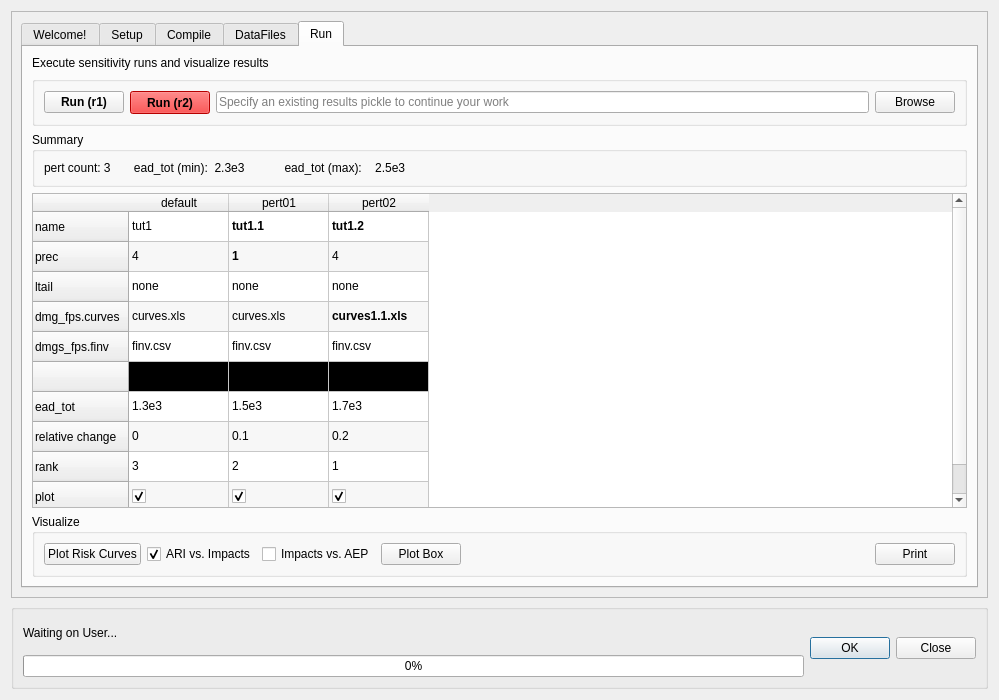
Above: canflood/sensi/sensi.ui from NRCan/CanFlood before the change. Below: the same form after it.
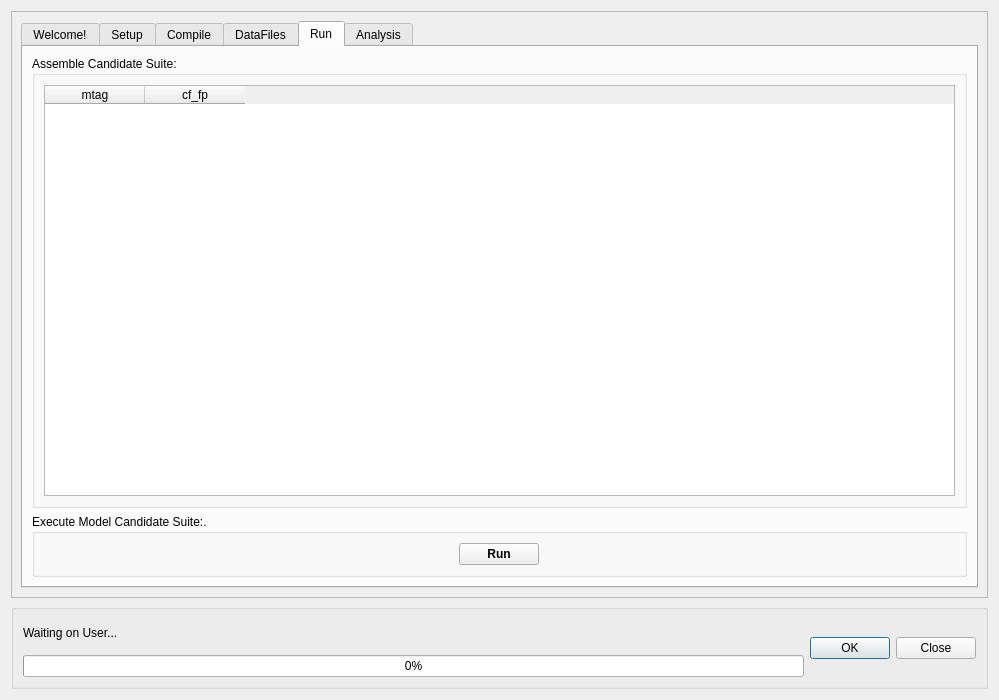
That is the form after the change. The open tabs and pages were chosen to show the change. Icons and pictures are not drawn.

The edit to the form file:
```diff
--- a/canflood/sensi/sensi.ui
+++ b/canflood/sensi/sensi.ui
@@ -1423,11 +1423,78 @@
           <attribute name="title">
            <string>Run</string>
           </attribute>
+          <layout class="QVBoxLayout" name="verticalLayout_13">
+           <item>
+            <widget class="QGroupBox" name="groupBox">
+             <property name="title">
+              <string>Assemble Candidate Suite:</string>
+             </property>
+             <layout class="QVBoxLayout" name="verticalLayout_14">
+              <item>
+               <widget class="QTableWidget" name="tableWidget_R">
+                <property name="sizeAdjustPolicy">
+                 <enum>QAbstractScrollArea::AdjustToContents</enum>
+                </property>
+                <column>
+                 <property name="text">
+                  <string>mtag</string>
+                 </property>
+                </column>
+                <column>
+                 <property name="text">
+                  <string>cf_fp</string>
+                 </property>
+                </column>
+               </widget>
+              </item>
+             </layout>
+            </widget>
+           </item>
+           <item>
+            <widget class="QGroupBox" name="groupBox_9">
+             <property name="sizePolicy">
+              <sizepolicy hsizetype="Expanding" vsizetype="Preferred">
+               <horstretch>0</horstretch>
+               <verstretch>0</verstretch>
+              </sizepolicy>
+             </property>
+             <property name="title">
+              <string>Execute Model Candidate Suite:.</string>
+             </property>
+             <layout class="QVBoxLayout" name="verticalLayout_9">
+              <item alignment="Qt::AlignHCenter">
+               <widget class="QPushButton" name="pushButton_R_run">
+                <property name="maximumSize">
+                 <size>
+                  <width>150</width>
+                  <height>16777215</height>
+                 </size>
+                </property>
+                <property name="font">
+                 <font>
+                  <weight>75</weight>
+                  <bold>true</bold>
+                 </font>
+                </property>
+                <property name="text">
+                 <string>Run</string>
+                </property>
+               </widget>
+              </item>
+             </layout>
+            </widget>
+           </item>
+          </layout>
+         </widget>
+         <widget class="QWidget" name="tab_analysis">
+          <attribute name="title">
+           <string>Analysis</string>
+          </attribute>
           <layout class="QVBoxLayout" name="verticalLayout_6">
            <item>
             <widget class="QLabel" name="label_7">
              <property name="text">
-              <string>Execute sensitivity runs and visualize results</string>
+              <string>Analyze sensitivity runs and visualize results</string>
              </property>
             </widget>
            </item>
@@ -1437,471 +1504,6 @@
               <string/>
              </property>
              <layout class="QHBoxLayout" name="horizontalLayout_5">
-              <item>
-               <widget class="QPushButton" name="pushButton_4">
-                <property name="maximumSize">
-                 <size>
-                  <width>93</width>
-                  <height>16777215</height>
-                 </size>
-                </property>
-                <property name="font">
-                 <font>
-                  <weight>75</weight>
-                  <bold>true</bold>
-                 </font>
-                </property>
-                <property name="text">
-                 <string>Run (r1)</string>
-                </property>
-               </widget>
-              </item>
-              <item>
-               <widget class="QPushButton" name="pushButton_generate_4">
-                <property name="sizePolicy">
-                 <sizepolicy hsizetype="Fixed" vsizetype="Minimum">
-                  <horstretch>0</horstretch>
-                  <verstretch>0</verstretch>
-                 </sizepolicy>
-                </property>
-                <property name="minimumSize">
-                 <size>
-                  <width>75</width>
-                  <height>23</height>
-                 </size>
-                </property>
-                <property name="maximumSize">
-                 <size>
-                  <width>16777215</width>
-                  <height>16777215</height>
-                 </size>
-                </property>
-                <property name="palette">
-                 <palette>
-                  <active>
-                   <colorrole role="WindowText">
-                    <brush brushstyle="SolidPattern">
-                     <color alpha="255">
-                      <red>0</red>
-                      <green>0</green>
-                      <blue>0</blue>
-                     </color>
-                    </brush>
-                   </colorrole>
-                   <colorrole role="Button">
-                    <brush brushstyle="SolidPattern">
-                     <color alpha="255">
-                      <red>255</red>
-                      <green>0</green>
-                      <blue>0</blue>
-                     </color>
-                    </brush>
-                   </colorrole>
-                   <colorrole role="Light">
-                    <brush brushstyle="SolidPattern">
-                     <color alpha="255">
-                      <red>255</red>
-                      <green>127</green>
-                      <blue>127</blue>
-                     </color>
-                    </brush>
-                   </colorrole>
-                   <colorrole role="Midlight">
-                    <brush brushstyle="SolidPattern">
-                     <color alpha="255">
-                      <red>255</red>
-                      <green>63</green>
-                      <blue>63</blue>
-                     </color>
-                    </brush>
-                   </colorrole>
-                   <colorrole role="Dark">
-                    <brush brushstyle="SolidPattern">
-                     <color alpha="255">
-                      <red>127</red>
-                      <green>0</green>
-                      <blue>0</blue>
-                     </color>
-                    </brush>
-                   </colorrole>
-                   <colorrole role="Mid">
-                    <brush brushstyle="SolidPattern">
-                     <color alpha="255">
-                      <red>170</red>
-                      <green>0</green>
-                      <blue>0</blue>
-                     </color>
-                    </brush>
-                   </colorrole>
-                   <colorrole role="Text">
-                    <brush brushstyle="SolidPattern">
-                     <color alpha="255">
-                      <red>0</red>
-                      <green>0</green>
-                      <blue>0</blue>
-                     </color>
-                    </brush>
-                   </colorrole>
-                   <colorrole role="BrightText">
-                    <brush brushstyle="SolidPattern">
-                     <color alpha="255">
-                      <red>255</red>
-                      <green>255</green>
-                      <blue>255</blue>
-                     </color>
-                    </brush>
-                   </colorrole>
-                   <colorrole role="ButtonText">
-                    <brush brushstyle="SolidPattern">
-                     <color alpha="255">
-                      <red>0</red>
-                      <green>0</green>
-                      <blue>0</blue>
-                     </color>
-                    </brush>
-                   </colorrole>
-                   <colorrole role="Base">
-                    <brush brushstyle="SolidPattern">
-                     <color alpha="255">
-                      <red>255</red>
-                      <green>255</green>
-                      <blue>255</blue>
-                     </color>
-                    </brush>
-                   </colorrole>
-                   <colorrole role="Window">
-                    <brush brushstyle="SolidPattern">
-                     <color alpha="255">
-                      <red>255</red>
-                      <green>0</green>
-                      <blue>0</blue>
-                     </color>
-                    </brush>
-                   </colorrole>
-                   <colorrole role="Shadow">
-                    <brush brushstyle="SolidPattern">
-                     <color alpha="255">
-                      <red>0</red>
-                      <green>0</green>
-                      <blue>0</blue>
-                     </color>
-                    </brush>
-                   </colorrole>
-                   <colorrole role="AlternateBase">
-                    <brush brushstyle="SolidPattern">
-                     <color alpha="255">
-                      <red>255</red>
-                      <green>127</green>
-                      <blue>127</blue>
-                     </color>
-                    </brush>
-                   </colorrole>
-                   <colorrole role="ToolTipBase">
-                    <brush brushstyle="SolidPattern">
-                     <color alpha="255">
-                      <red>255</red>
-                      <green>255</green>
-                      <blue>220</blue>
-                     </color>
-                    </brush>
-                   </colorrole>
-                   <colorrole role="ToolTipText">
-                    <brush brushstyle="SolidPattern">
-                     <color alpha="255">
-                      <red>0</red>
-                      <green>0</green>
-                      <blue>0</blue>
-                     </color>
-                    </brush>
-                   </colorrole>
-                  </active>
-                  <inactive>
-                   <colorrole role="WindowText">
-                    <brush brushstyle="SolidPattern">
-                     <color alpha="255">
-                      <red>0</red>
-                      <green>0</green>
-                      <blue>0</blue>
-                     </color>
-                    </brush>
-                   </colorrole>
-                   <colorrole role="Button">
-                    <brush brushstyle="SolidPattern">
-                     <color alpha="255">
-                      <red>255</red>
-                      <green>0</green>
-                      <blue>0</blue>
-                     </color>
-                    </brush>
-                   </colorrole>
-                   <colorrole role="Light">
-                    <brush brushstyle="SolidPattern">
-                     <color alpha="255">
-                      <red>255</red>
-                      <green>127</green>
-                      <blue>127</blue>
-                     </color>
-                    </brush>
-                   </colorrole>
-                   <colorrole role="Midlight">
-                    <brush brushstyle="SolidPattern">
-                     <color alpha="255">
-                      <red>255</red>
-                      <green>63</green>
-                      <blue>63</blue>
-                     </color>
-                    </brush>
-                   </colorrole>
-                   <colorrole role="Dark">
-                    <brush brushstyle="SolidPattern">
-                     <color alpha="255">
-                      <red>127</red>
-                      <green>0</green>
-                      <blue>0</blue>
-                     </color>
-                    </brush>
-                   </colorrole>
-                   <colorrole role="Mid">
-                    <brush brushstyle="SolidPattern">
-                     <color alpha="255">
-                      <red>170</red>
-                      <green>0</green>
-                      <blue>0</blue>
-                     </color>
-                    </brush>
-                   </colorrole>
-                   <colorrole role="Text">
-                    <brush brushstyle="SolidPattern">
-                     <color alpha="255">
-                      <red>0</red>
-                      <green>0</green>
-                      <blue>0</blue>
-                     </color>
-                    </brush>
-                   </colorrole>
-                   <colorrole role="BrightText">
-                    <brush brushstyle="SolidPattern">
-                     <color alpha="255">
-                      <red>255</red>
-                      <green>255</green>
-                      <blue>255</blue>
-                     </color>
-                    </brush>
-                   </colorrole>
-                   <colorrole role="ButtonText">
-                    <brush brushstyle="SolidPattern">
-                     <color alpha="255">
-                      <red>0</red>
-                      <green>0</green>
-                      <blue>0</blue>
-                     </color>
-                    </brush>
-                   </colorrole>
-                   <colorrole role="Base">
-                    <brush brushstyle="SolidPattern">
-                     <color alpha="255">
-                      <red>255</red>
-                      <green>255</green>
-                      <blue>255</blue>
-                     </color>
-                    </brush>
-                   </colorrole>
-                   <colorrole role="Window">
-                    <brush brushstyle="SolidPattern">
-                     <color alpha="255">
-                      <red>255</red>
-                      <green>0</green>
-                      <blue>0</blue>
-                     </color>
-                    </brush>
-                   </colorrole>
-                   <colorrole role="Shadow">
-                    <brush brushstyle="SolidPattern">
-                     <color alpha="255">
-                      <red>0</red>
-                      <green>0</green>
-                      <blue>0</blue>
-                     </color>
-                    </brush>
-                   </colorrole>
-                   <colorrole role="AlternateBase">
-                    <brush brushstyle="SolidPattern">
-                     <color alpha="255">
-                      <red>255</red>
-                      <green>127</green>
-                      <blue>127</blue>
-                     </color>
-                    </brush>
-                   </colorrole>
-                   <colorrole role="ToolTipBase">
-                    <brush brushstyle="SolidPattern">
-                     <color alpha="255">
-                      <red>255</red>
-                      <green>255</green>
-                      <blue>220</blue>
-                     </color>
-                    </brush>
-                   </colorrole>
-                   <colorrole role="ToolTipText">
-                    <brush brushstyle="SolidPattern">
-                     <color alpha="255">
-                      <red>0</red>
-                      <green>0</green>
-                      <blue>0</blue>
-                     </color>
-                    </brush>
-                   </colorrole>
-                  </inactive>
-                  <disabled>
-                   <colorrole role="WindowText">
-                    <brush brushstyle="SolidPattern">
-                     <color alpha="255">
-                      <red>127</red>
-                      <green>0</green>
-                      <blue>0</blue>
-                     </color>
-                    </brush>
-                   </colorrole>
-                   <colorrole role="Button">
-                    <brush brushstyle="SolidPattern">
-                     <color alpha="255">
-                      <red>255</red>
-                      <green>0</green>
-                      <blue>0</blue>
-                     </color>
-                    </brush>
-                   </colorrole>
-                   <colorrole role="Light">
-                    <brush brushstyle="SolidPattern">
-                     <color alpha="255">
-                      <red>255</red>
-                      <green>127</green>
-                      <blue>127</blue>
-                     </color>
-                    </brush>
-                   </colorrole>
-                   <colorrole role="Midlight">
-                    <brush brushstyle="SolidPattern">
-                     <color alpha="255">
-                      <red>255</red>
-                      <green>63</green>
-                      <blue>63</blue>
-                     </color>
-                    </brush>
-                   </colorrole>
-                   <colorrole role="Dark">
-                    <brush brushstyle="SolidPattern">
-                     <color alpha="255">
-                      <red>127</red>
-                      <green>0</green>
-                      <blue>0</blue>
-                     </color>
-                    </brush>
-                   </colorrole>
-                   <colorrole role="Mid">
-                    <brush brushstyle="SolidPattern">
-                     <color alpha="255">
-                      <red>170</red>
-                      <green>0</green>
-                      <blue>0</blue>
-                     </color>
-                    </brush>
-                   </colorrole>
-                   <colorrole role="Text">
-                    <brush brushstyle="SolidPattern">
-                     <color alpha="255">
-                      <red>127</red>
-                      <green>0</green>
-                      <blue>0</blue>
-                     </color>
-                    </brush>
-                   </colorrole>
-                   <colorrole role="BrightText">
-                    <brush brushstyle="SolidPattern">
-                     <color alpha="255">
-                      <red>255</red>
-                      <green>255</green>
-                      <blue>255</blue>
-                     </color>
-                    </brush>
-                   </colorrole>
-                   <colorrole role="ButtonText">
-                    <brush brushstyle="SolidPattern">
-                     <color alpha="255">
-                      <red>127</red>
-                      <green>0</green>
-                      <blue>0</blue>
-                     </color>
-                    </brush>
-                   </colorrole>
-                   <colorrole role="Base">
-                    <brush brushstyle="SolidPattern">
-                     <color alpha="255">
-                      <red>255</red>
-                      <green>0</green>
-                      <blue>0</blue>
-                     </color>
-                    </brush>
-                   </colorrole>
-                   <colorrole role="Window">
-                    <brush brushstyle="SolidPattern">
-                     <color alpha="255">
-                      <red>255</red>
-                      <green>0</green>
-                      <blue>0</blue>
-                     </color>
-                    </brush>
-                   </colorrole>
-                   <colorrole role="Shadow">
-                    <brush brushstyle="SolidPattern">
-                     <color alpha="255">
-                      <red>0</red>
-                      <green>0</green>
-                      <blue>0</blue>
-                     </color>
-                    </brush>
-                   </colorrole>
-                   <colorrole role="AlternateBase">
-                    <brush brushstyle="SolidPattern">
-                     <color alpha="255">
-                      <red>255</red>
-                      <green>0</green>
-                      <blue>0</blue>
-                     </color>
-                    </brush>
-                   </colorrole>
-                   <colorrole role="ToolTipBase">
-                    <brush brushstyle="SolidPattern">
-                     <color alpha="255">
-                      <red>255</red>
-                      <green>255</green>
-                      <blue>220</blue>
-                     </color>
-                    </brush>
-                   </colorrole>
-                   <colorrole role="ToolTipText">
-                    <brush brushstyle="SolidPattern">
-                     <color alpha="255">
-                      <red>0</red>
-                      <green>0</green>
-                      <blue>0</blue>
-                     </color>
-                    </brush>
-                   </colorrole>
-                  </disabled>
-                 </palette>
-                </property>
-                <property name="font">
-                 <font>
-                  <weight>75</weight>
-                  <bold>true</bold>
-                 </font>
-                </property>
-                <property name="text">
-                 <string>Run (r2)</string>
-                </property>
-               </widget>
-              </item>
               <item>
                <layout class="QHBoxLayout" name="horizontalLayout_26">
                 <item>
@@ -1924,18 +1526,96 @@
             </widget>
            </item>
            <item>
-            <widget class="QGroupBox" name="groupBox">
+            <widget class="QGroupBox" name="groupBox_8">
              <property name="title">
               <string>Summary</string>
              </property>
-             <layout class="QHBoxLayout" name="horizontalLayout_3">
+             <layout class="QHBoxLayout" name="horizontalLayout_8">
               <item>
-               <widget class="QLabel" name="label_13">
+               <widget class="QLabel" name="label_8">
+                <property name="sizePolicy">
+                 <sizepolicy hsizetype="Fixed" vsizetype="Preferred">
+                  <horstretch>0</horstretch>
+                  <verstretch>0</verstretch>
+                 </sizepolicy>
+                </property>
                 <property name="text">
-                 <string>pert count: 3       ead_tot (min):  2.3e3            ead_tot (max):    2.5e3</string>
+                 <string>count:</string>
                 </property>
                </widget>
               </item>
+              <item>
+               <widget class="QLabel" name="label_A_S_count">
+                <property name="sizePolicy">
+                 <sizepolicy hsizetype="Fixed" vsizetype="Preferred">
+                  <horstretch>0</horstretch>
+                  <verstretch>0</verstretch>
+                 </sizepolicy>
+                </property>
+                <property name="minimumSize">
+                 <size>
+                  <width>50</width>
+                  <height>0</height>
+                 </size>
+                </property>
+                <property name="text">
+                 <string>?</string>
+                </property>
+               </widget>
+              </item>
+              <item>
+               <widget class="QLabel" name="label_9">
+                <property name="text">
+                 <string>ead_tot (min):</string>
+                </property>
+               </widget>
+              </item>
+              <item>
+               <widget class="QLabel" name="label_A_S_eMin">
+                <property name="minimumSize">
+                 <size>
+                  <width>50</width>
+                  <height>0</height>
+                 </size>
+                </property>
+                <property name="text">
+                 <string>?</string>
+                </property>
+               </widget>
+              </item>
+              <item>
+               <widget class="QLabel" name="label_11">
+                <property name="text">
+                 <string>ead_tot (max):</string>
+                </property>
+               </widget>
+              </item>
+              <item>
+               <widget class="QLabel" name="label_A_S_eMax">
+                <property name="minimumSize">
+                 <size>
+                  <width>50</width>
+                  <height>0</height>
+                 </size>
+                </property>
+                <property name="text">
+                 <string>?</string>
+                </property>
+               </widget>
+              </item>
+              <item>
+               <spacer name="horizontalSpacer_5">
+                <property name="orientation">
+                 <enum>Qt::Horizontal</enum>
+                </property>
+                <property name="sizeHint" stdset="0">
+                 <size>
+                  <width>40</width>
+                  <height>20</height>
+                 </size>
+                </property>
+               </spacer>
+              </item>
              </layout>
             </widget>
            </item>
```
Left out of the diff: 19 changed lines with no effect on the pictures.
